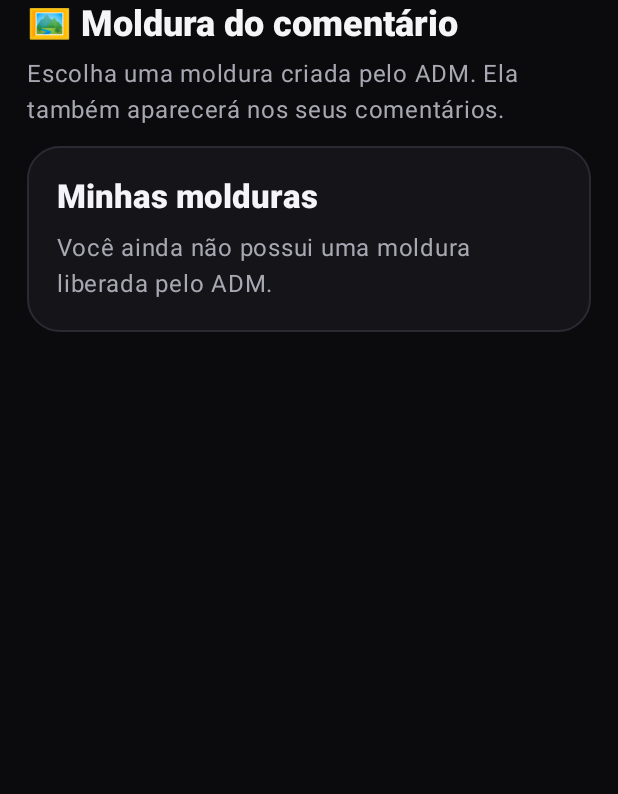
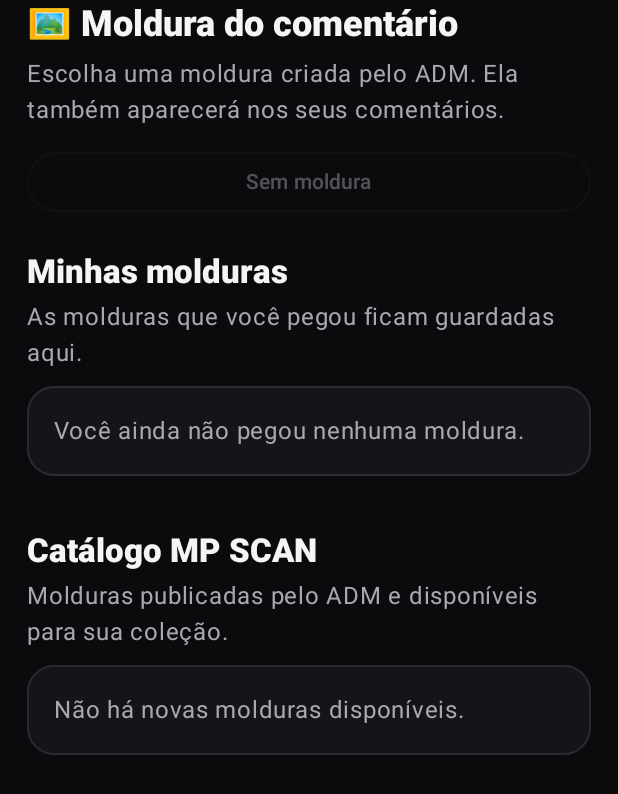
Before and after one commit to Penelope987/MP-SCAN, an Android app built with Jetpack Compose: the composable FramesPanel called with empty values, on a phone screen of 412 x 824 dp. Shown: the top 794 px of the screen. Run offline under Robolectric (Android 15) with nearby library versions, the light colour scheme and no system bars; pictures from the network do not load.

Commit message:
Match website frame catalog and collection actions

```diff
--- a/android-native/app/src/main/java/online/mpscan/app/ui/AccountProfileScreen.kt
+++ b/android-native/app/src/main/java/online/mpscan/app/ui/AccountProfileScreen.kt
@@ -66,7 +66,10 @@ import online.mpscan.app.ui.theme.*
    if(admin)item{AdminCard()}
    item{LazyRow(Modifier.fillMaxWidth().padding(horizontal=14.dp,vertical=14.dp),horizontalArrangement=Arrangement.spacedBy(8.dp)){items(listOf("Visão geral","Atividade","Seguidores","Seguindo","Favoritos","Coleções","Molduras")){name->FilterChip(tab==name,{tab=name},{Text(name)})}}}
    item{when(tab){
-    "Molduras"->FramesPanel(frames,p?.frameId.orEmpty()){frame->val current=profile?:return@FramesPanel;scope.launch{busy=true;val updated=current.copy(frameId=frame.id);runCatching{repo.selectFrame(session!!,current,frame.id)}.onSuccess{profile=updated;frames=frames.map{it.copy(owned=it.owned||it.id==frame.id)};error=""}.onFailure{error=it.message?:"Não foi possível usar esta moldura."};busy=false}}
+    "Molduras"->FramesPanel(frames,p?.frameId.orEmpty(),
+     action={frame,claim->val current=profile?:return@FramesPanel;scope.launch{busy=true;runCatching{if(claim)repo.claimFrame(session!!,current,frame)else repo.selectFrame(session!!,current,frame.id)}.onSuccess{profile=current.copy(frameId=frame.id);frames=frames.map{it.copy(owned=it.owned||it.id==frame.id)};error=""}.onFailure{error=it.message?:"Não foi possível usar esta moldura."};busy=false}},
+     clear={val current=profile?:return@FramesPanel;scope.launch{busy=true;runCatching{repo.clearFrame(session!!,current)}.onSuccess{profile=current.copy(frameId="");error=""}.onFailure{error=it.message?:"Não foi possível remover a moldura."};busy=false}}
+    )
     "Seguidores"->PeoplePanel("Seus seguidores",extras.followers)
     "Seguindo"->PeoplePanel("Pessoas que você segue",extras.following)
     "Atividade"->ActivitiesPanel(extras.activities)
@@ -79,19 +82,31 @@ import online.mpscan.app.ui.theme.*
 }
 @Composable private fun AchievementCard(){Surface(Modifier.fillMaxWidth().padding(horizontal=18.dp,vertical=10.dp),color=Color(0xff18171d),shape=RoundedCornerShape(24.dp),border=BorderStroke(1.dp,Color(0xff715a2a))){Column(Modifier.padding(20.dp)){Text("✦ Galeria de conquistas",fontWeight=FontWeight.Black,style=MaterialTheme.typography.titleLarge);Text("Medalhas de jornada e presentes especiais entregues pela equipe MP SCAN.",color=MpMuted,modifier=Modifier.padding(top=6.dp));LinearProgressIndicator(progress={.43f},Modifier.fillMaxWidth().padding(top=18.dp),color=Color(0xffffc13d));Text("A primeira conquista de jornada chegará após um mês de cadastro.",color=MpMuted,modifier=Modifier.padding(top=16.dp))}}}
 @Composable private fun AdminCard(){Surface(Modifier.fillMaxWidth().padding(horizontal=18.dp,vertical=10.dp),color=Color(0xff21131b),shape=RoundedCornerShape(24.dp),border=BorderStroke(1.dp,Color(0xff7f294f))){Column(Modifier.padding(20.dp)){Text("🛠 Painel administrativo",fontWeight=FontWeight.Black,style=MaterialTheme.typography.titleLarge);Text("Gerencie obras, capítulos, usuários, comentários, banners e notificações.",color=MpMuted,modifier=Modifier.padding(top=5.dp));Button({},Modifier.fillMaxWidth().padding(top=16.dp)){Text("Abrir painel ADM")}}}}
-@Composable private fun FramesPanel(frames:List<CommentFrame>,selected:String,use:(CommentFrame)->Unit){
+@Composable private fun FramesPanel(frames:List<CommentFrame>,selected:String,action:(CommentFrame,Boolean)->Unit,clear:()->Unit){
+ val owned=frames.filter{it.owned};val available=frames.filterNot{it.owned}
  Column(Modifier.padding(horizontal=18.dp)){
   Text("🖼 Moldura do comentário",fontWeight=FontWeight.Black,style=MaterialTheme.typography.headlineSmall)
   Text("Escolha uma moldura criada pelo ADM. Ela também aparecerá nos seus comentários.",color=MpMuted,modifier=Modifier.padding(top=5.dp,bottom=12.dp))
-  if(frames.isEmpty()){
-   Surface(Modifier.fillMaxWidth(),color=MpSurface,shape=RoundedCornerShape(22.dp),border=BorderStroke(1.dp,MpLine)){Column(Modifier.padding(20.dp)){Text("Minhas molduras",fontWeight=FontWeight.Black,style=MaterialTheme.typography.titleLarge);Text("Você ainda não possui uma moldura liberada pelo ADM.",color=MpMuted,modifier=Modifier.padding(top=8.dp))}}
-  }else{
-   for(frame in frames){
-    val chosen=selected==frame.id
-    Surface(Modifier.fillMaxWidth().padding(bottom=14.dp),color=MpSurface,shape=RoundedCornerShape(22.dp),border=BorderStroke(if(chosen)3.dp else 1.dp,if(chosen)MpAccent else MpLine)){
-     Column{
-      if(frame.image.isNotBlank())AsyncImage(frame.image,frame.name,Modifier.fillMaxWidth().height(220.dp),contentScale=ContentScale.Crop)
-      Column(Modifier.padding(16.dp)){Text(frame.name,fontWeight=FontWeight.Black,style=MaterialTheme.typography.titleLarge);Text(if(frame.owned)"NA COLEÇÃO" else "Bloqueada",color=if(frame.owned)MpAccent2 else MpMuted,style=MaterialTheme.typography.labelSmall);Button({use(frame)},Modifier.fillMaxWidth().padding(top=10.dp),enabled=frame.owned&&!chosen){Text(if(chosen)"Moldura em uso" else if(frame.owned)"Usar moldura" else "Moldura não liberada")}}
+  OutlinedButton(clear,Modifier.fillMaxWidth(),enabled=selected.isNotBlank()){Text(if(selected.isBlank())"Sem moldura" else "Remover moldura atual")}
+  FrameGroup("Minhas molduras","As molduras que você pegou ficam guardadas aqui.",owned,selected,action,true)
+  FrameGroup("Catálogo MP SCAN","Molduras publicadas pelo ADM e disponíveis para sua coleção.",available,selected,action,false)
+ }
+}
+@Composable private fun FrameGroup(title:String,subtitle:String,frames:List<CommentFrame>,selected:String,action:(CommentFrame,Boolean)->Unit,owned:Boolean){
+ Text(title,fontWeight=FontWeight.Black,style=MaterialTheme.typography.titleLarge,modifier=Modifier.padding(top=22.dp))
+ Text(subtitle,color=MpMuted,modifier=Modifier.padding(top=4.dp,bottom=10.dp))
+ if(frames.isEmpty()){
+  Surface(Modifier.fillMaxWidth().padding(bottom=14.dp),color=MpSurface,shape=RoundedCornerShape(18.dp),border=BorderStroke(1.dp,MpLine)){Text(if(owned)"Você ainda não pegou nenhuma moldura." else "Não há novas molduras disponíveis.",color=MpMuted,modifier=Modifier.padding(18.dp))}
+ }else for(frame in frames){
+  val chosen=selected==frame.id
+  Surface(Modifier.fillMaxWidth().padding(bottom=14.dp),color=MpSurface,shape=RoundedCornerShape(22.dp),border=BorderStroke(if(chosen)3.dp else 1.dp,if(chosen)MpAccent else MpLine)){
+   Column{
+    if(frame.image.isNotBlank())AsyncImage(frame.image,frame.name,Modifier.fillMaxWidth().height(220.dp),contentScale=ContentScale.Crop)
+    Column(Modifier.padding(16.dp)){
+     Text(frame.name,fontWeight=FontWeight.Black,style=MaterialTheme.typography.titleLarge)
+     Text(if(chosen)"USANDO" else if(owned)"NA COLEÇÃO" else "DISPONÍVEL",color=if(chosen||owned)MpAccent2 else MpAccent,style=MaterialTheme.typography.labelSmall)
+     Button({action(frame,!owned)},Modifier.fillMaxWidth().padding(top=10.dp),enabled=!chosen){
+      Text(if(chosen)"✓ Moldura em uso" else if(owned)"Usar moldura" else "＋ Pegar e usar")
      }
     }
    }
```
